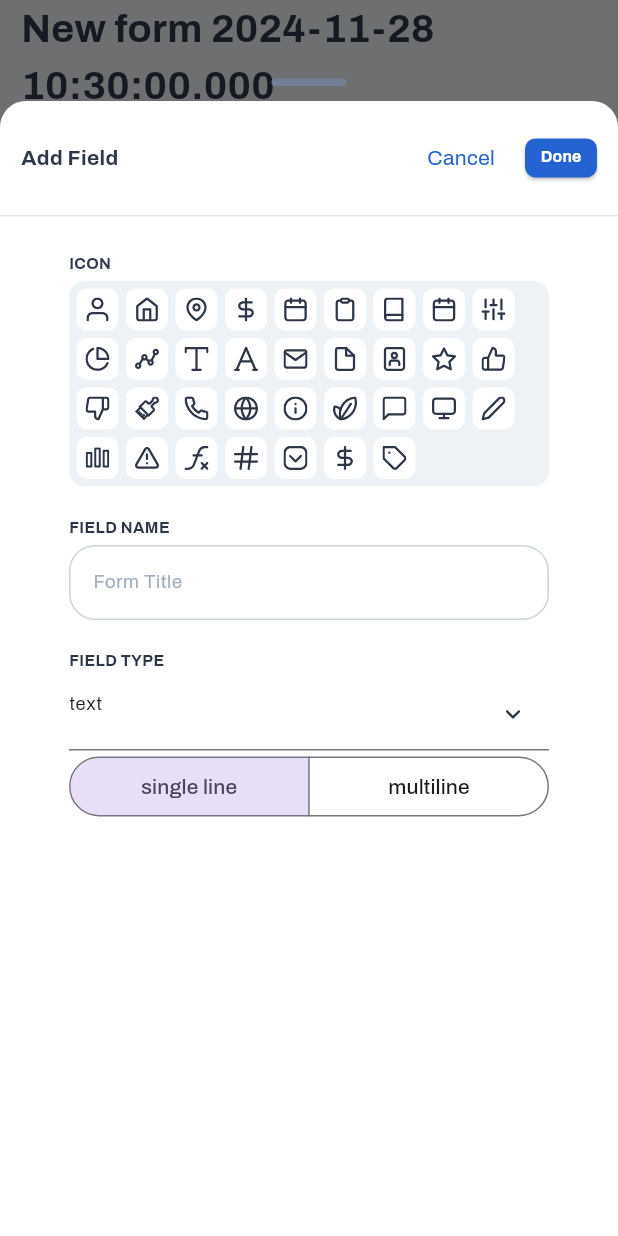
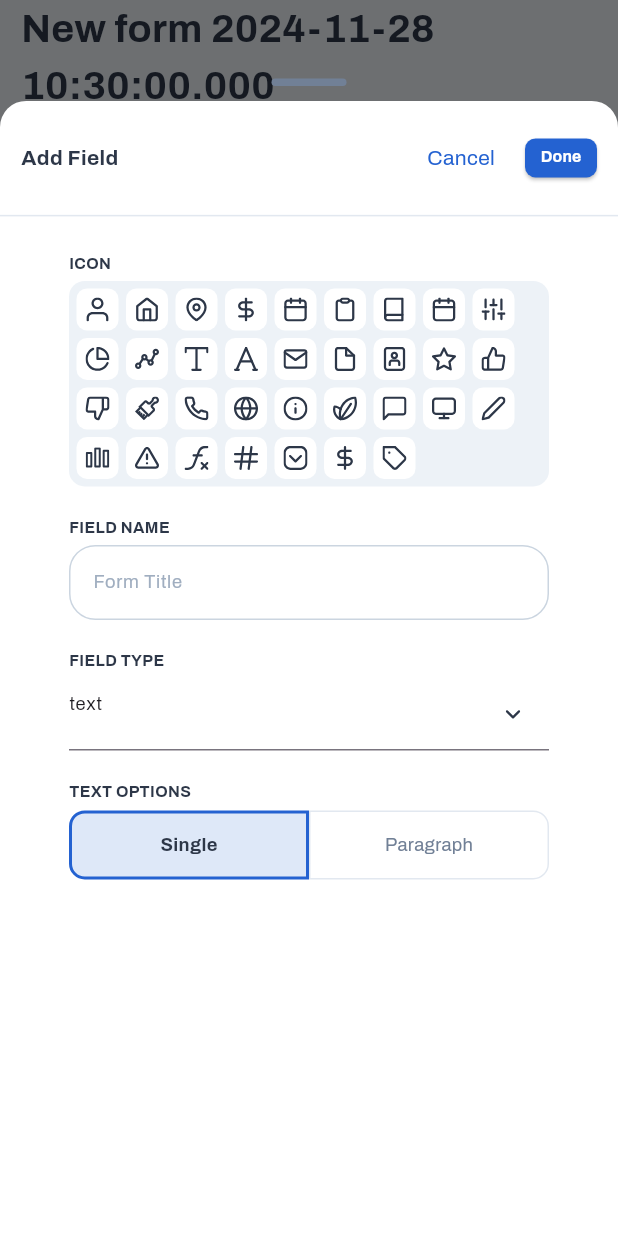
Before and after one commit to fel-cesar/smart-forms, a Flutter app: the FormPage screen opened directly with empty values, after a tap on "Add Field", on a phone screen of 412 x 824 dp. Run offline on Flutter 3.47's test engine with Material 3 defaults, Android fonts, the phone set to English and light mode, and no system bars; drawn by our look-alikes of dotted_border; our stand-ins replace flutter_svg, get; project files that could hold a hidden picture were left out.

Commit message:
feat: :lipstick: Design text option selector

```diff
--- a/lib/constants.dart
+++ b/lib/constants.dart
@@ -14,8 +14,11 @@ abstract class Constants {
   static const formTitle = 'Form Title';
   static const icon = 'Icon';
   static const newForm = 'New Form';
+  static const paragraph = 'Paragraph';
+  static const single = 'Single';
   static const smartForms = 'Smart Forms';
   static const text = 'Text';
+  static const textOptions = 'Text Options';
   static const formsList = 'Forms List';
 
   // Colors
@@ -36,6 +39,7 @@ abstract class Constants {
   static const iconColumnChart = 'assets/icons/column_chart.svg';
   static const iconConstruction = 'assets/icons/construction.svg';
   static const iconContacts = 'assets/icons/contacts.svg';
+  static const iconDrag = 'assets/icons/drag.svg';
   static const iconDropdown = 'assets/icons/dropdown.svg';
   static const iconEdit = 'assets/icons/edit.svg';
   static const iconEmail = 'assets/icons/email.svg';
--- a/lib/presentation/pages/add_field/add_field_page.dart
+++ b/lib/presentation/pages/add_field/add_field_page.dart
@@ -210,20 +210,14 @@ class AddFieldPage extends StatelessWidget {
 
                     Obx(() {
                       return addFieldPageController.type.value == 'text'
-                          ? SegmentedButton<String>(
-                            emptySelectionAllowed: false,
-                            multiSelectionEnabled: false,
-                            showSelectedIcon: false,
-                            onSelectionChanged: (p0) {
-                                  addFieldPageController.textFieldType.value = p0.first;
-                            },
-                              segments: const [
-                                ButtonSegment<String>(
-                                    label: Text('single line'), value: 'single'),
-                                ButtonSegment<String>(
-                                    label: Text('multiline'), value: 'multiline'),
+                          ? Column(
+                              crossAxisAlignment: CrossAxisAlignment.stretch,
+                              children: [
+                                const SizedBox(height: 20),
+                                TextXS.bold(Constants.textOptions.toUpperCase()),
+                                const SizedBox(height: 5),
+                                _TextOptionSelector(addFieldPageController: addFieldPageController),
                               ],
-                              selected:  {addFieldPageController.textFieldType.value},
                             )
                           : const SizedBox.shrink();
                     }),
@@ -337,3 +331,120 @@ class AddFieldPage extends StatelessWidget {
     );
   }
 }
+
+// TODO: Refactor duplicate code.
+class _TextOptionSelector extends StatelessWidget {
+  const _TextOptionSelector({required this.addFieldPageController});
+
+  final AddFieldPageController addFieldPageController;
+
+  @override
+  Widget build(BuildContext context) {
+    return Obx(
+      () => Row(
+        children: [
+          Expanded(
+            child: Container(
+              decoration: BoxDecoration(
+                color: addFieldPageController.textFieldType.value == 'single'
+                    ? Constants.blueHighlight.withOpacity(0.15)
+                    : Colors.transparent,
+                border: addFieldPageController.textFieldType.value == 'single'
+                    ? Border.all(
+                        color: Constants.blueHighlight,
+                        width: 2,
+                      )
+                    : Border.all(
+                        color: Constants.gray300,
+                        width: 1,
+                      ),
+                borderRadius: const BorderRadius.horizontal(
+                  left: Radius.circular(10.5),
+                ),
+              ),
+              child: Material(
+                type: MaterialType.transparency,
+                child: InkWell(
+                  borderRadius: const BorderRadius.horizontal(
+                    left: Radius.circular(10.5),
+                  ),
+                  onTap: () {
+                    addFieldPageController.textFieldType.value = 'single';
+                  },
+                  child: Padding(
+                    padding: EdgeInsets.symmetric(
+                        vertical: addFieldPageController.textFieldType.value == 'single' ? 12 : 13),
+                    child: Center(
+                      child: Text(
+                        Constants.single,
+                        style: addFieldPageController.textFieldType.value == 'single'
+                            ? textStyles[TextSize.sm]!.copyWith(
+                                fontWeight: FontWeight.bold,
+                                color: Constants.gray800,
+                              )
+                            : textStyles[TextSize.sm]!.copyWith(
+                                fontWeight: FontWeight.w400,
+                                color: Constants.gray600,
+                              ),
+                      ),
+                    ),
+                  ),
+                ),
+              ),
+            ),
+          ),
+          Expanded(
+            child: Container(
+              decoration: BoxDecoration(
+                color: addFieldPageController.textFieldType.value == 'multiline'
+                    ? Constants.blueHighlight.withOpacity(0.15)
+                    : Colors.transparent,
+                border: addFieldPageController.textFieldType.value == 'multiline'
+                    ? Border.all(
+                        color: Constants.blueHighlight,
+                        width: 2,
+                      )
+                    : Border.all(
+                        color: Constants.gray300,
+                        width: 1,
+                      ),
+                borderRadius: const BorderRadius.horizontal(
+                  right: Radius.circular(10.5),
+                ),
+              ),
+              child: Material(
+                type: MaterialType.transparency,
+                child: InkWell(
+                  borderRadius: const BorderRadius.horizontal(
+                    right: Radius.circular(10.5),
+                  ),
+                  onTap: () {
+                    addFieldPageController.textFieldType.value = 'multiline';
+                  },
+                  child: Padding(
+                    padding: EdgeInsets.symmetric(
+                        vertical: addFieldPageController.textFieldType.value == 'multiline' ? 12 : 13),
+                    child: Center(
+                      child: Text(
+                        Constants.paragraph,
+                        style: addFieldPageController.textFieldType.value == 'multiline'
+                            ? textStyles[TextSize.sm]!.copyWith(
+                                fontWeight: FontWeight.bold,
+                                color: Constants.gray800,
+                              )
+                            : textStyles[TextSize.sm]!.copyWith(
+                                fontWeight: FontWeight.w400,
+                                color: Constants.gray600,
+                              ),
+                      ),
+                    ),
+                  ),
+                ),
+              ),
+            ),
+          ),
+        ],
+      ),
+    );
+  }
+}
```
